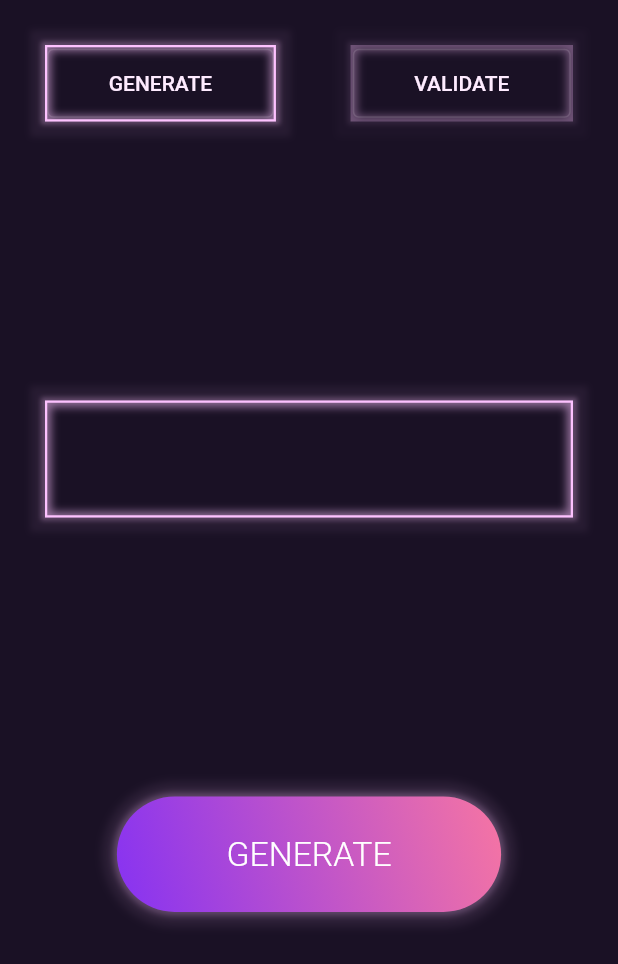
After one commit to ademir2011/flutter_playground, a Flutter app: the CpfGenValPage screen opened directly, on a phone screen of 412 x 824 dp. The commit adds this screen. Shown: the top 964 px of the screen. Run offline on Flutter 3.47's test engine with Material 2 defaults, Android fonts, the phone set to English and light mode, and no system bars; network calls fail.

Commit message:
finalização geração e validação cpf

```diff
--- a/lib/src/pages/playground/mvw/main_mvw.dart
+++ b/lib/src/pages/playground/mvw/main_mvw.dart
@@ -1,5 +1,5 @@
 import 'package:flutter/material.dart';
-import 'package:flutter_playground/src/pages/playground/mvw/src/pages/cpf_validator_page.dart';
+import 'package:flutter_playground/src/pages/playground/mvw/src/pages/cpf_genval_page.dart';
 
 class MainMVW extends StatefulWidget {
   const MainMVW({Key? key}) : super(key: key);
@@ -12,7 +12,8 @@ class _MainMVWState extends State<MainMVW> {
   @override
   Widget build(BuildContext context) {
     return MaterialApp(
-      home: CpfValidatorPage(),
+      debugShowCheckedModeBanner: false,
+      home: CpfGenValPage(),
     );
   }
 }
--- /dev/null
+++ b/lib/src/pages/playground/mvw/src/enum/page_enum.dart
@@ -0,0 +1,4 @@
+enum PageEnum {
+  generate,
+  validate,
+}
--- a/lib/src/pages/playground/mvw/src/models/cpf_model.dart
+++ b/lib/src/pages/playground/mvw/src/models/cpf_model.dart
@@ -1,10 +1,13 @@
+import 'dart:math';
+
 class CpfModel {
-  final String value;
+  String value;
+
   CpfModel({
-    required this.value,
+    this.value = '',
   });
 
-  int _calculateSum(int amountDigitCheck) {
+  int _calculateSum(int amountDigitCheck, String value) {
     amountDigitCheck += 1;
     var sum = 0;
     value.split('').getRange(0, amountDigitCheck - 1).toList().asMap().forEach((key, value) {
@@ -13,14 +16,29 @@ class CpfModel {
     return sum;
   }
 
+  int _getCheckDigitByPosition(int sum) {
+    return (sum * 10) % 11;
+  }
+
   bool _checkDigit(int sum, int digitPosition) {
-    return (sum * 10) % 11 == int.parse(value.split('')[digitPosition]);
+    return _getCheckDigitByPosition(sum) == int.parse(value.split('')[digitPosition]);
   }
 
   bool isValid() {
+    value = value.replaceAll('.', '');
+    value = value.replaceAll('-', '');
+
     if (value.split('').every((element) => element == value.split('')[0])) {
       return false;
     }
-    return _checkDigit(_calculateSum(9), 9) && _checkDigit(_calculateSum(10), 10);
+
+    return _checkDigit(_calculateSum(9, value), 9) && _checkDigit(_calculateSum(10, value), 10);
+  }
+
+  String generate() {
+    final newCpf = List.generate(9, (index) => Random().nextInt(10).toString());
+    newCpf.add(_getCheckDigitByPosition(_calculateSum(9, newCpf.join())).toString());
+    newCpf.add(_getCheckDigitByPosition(_calculateSum(10, newCpf.join())).toString());
+    return newCpf.join();
   }
 }
--- /dev/null
+++ b/lib/src/pages/playground/mvw/src/pages/cpf_genval_page.dart
@@ -0,0 +1,130 @@
+import 'package:flutter/material.dart';
+import 'package:flutter_playground/src/pages/playground/mvw/src/enum/page_enum.dart';
+import 'package:flutter_playground/src/pages/playground/mvw/src/stores/cpfStore.dart';
+import 'package:flutter_playground/src/pages/playground/mvw/src/stores/pageStore.dart';
+import 'package:flutter_playground/src/pages/playground/mvw/src/widgets/button_choose_widget.dart';
+import 'package:flutter_playground/src/pages/playground/mvw/src/widgets/generic_border_widget.dart';
+
+class CpfGenValPage extends StatefulWidget {
+  const CpfGenValPage({Key? key}) : super(key: key);
+
+  @override
+  _CpfGenValPageState createState() => _CpfGenValPageState();
+}
+
+class _CpfGenValPageState extends State<CpfGenValPage> {
+  final cpfStore = CpfStore();
+  final pageStore = PageStore();
+
+  @override
+  void initState() {
+    // TODO: implement initState
+    super.initState();
+    pageStore.addListener(() {
+      cpfStore.inputCpfController.text = '';
+      setState(() {});
+    });
+  }
+
+  @override
+  Widget build(BuildContext context) {
+    return Scaffold(
+      backgroundColor: const Color(0xff1A1125),
+      body: Padding(
+        padding: const EdgeInsets.all(30),
+        child: Column(
+          children: [
+            Row(
+              mainAxisAlignment: MainAxisAlignment.spaceBetween,
+              children: [
+                GenericBorderWidget(
+                    isOff: pageStore.pageEnum != PageEnum.generate,
+                    child: ButtonChooseWidget(
+                      text: 'GENERATE',
+                      onPressed: pageStore.generatedPressed,
+                    )),
+                GenericBorderWidget(
+                  isOff: pageStore.pageEnum != PageEnum.validate,
+                  child: ButtonChooseWidget(
+                    text: 'VALIDATE',
+                    onPressed: pageStore.validatePressed,
+                  ),
+                ),
+              ],
+            ),
+            const Spacer(),
+            GenericBorderWidget(
+              child: TextField(
+                textAlign: TextAlign.center,
+                controller: cpfStore.inputCpfController,
+                decoration: const InputDecoration(
+                  border: OutlineInputBorder(
+                    borderSide: BorderSide.none,
+                  ),
+                ),
+                style: TextStyle(
+                  color: Color(0xffFDC2FF),
+                  fontSize: 30,
+                  shadows: [
+                    BoxShadow(
+                      color: const Color(0xffFDC2FF).withAlpha(65),
+                      blurRadius: 3,
+                      spreadRadius: 2.5,
+                    ),
+                    BoxShadow(
+                      color: const Color(0xffFDC2FF).withAlpha(20),
+                      blurRadius: 4,
+                      spreadRadius: 10,
+                    ),
+                  ],
+                ),
+                keyboardType: TextInputType.number,
+                enabled: pageStore.pageEnum != PageEnum.generate,
+              ),
+            ),
+            const Spacer(),
+            Container(
+              decoration: BoxDecoration(
+                borderRadius: BorderRadius.circular(50),
+                gradient: const LinearGradient(
+                  colors: [Color(0xff8632F2), Color(0xffF675A3)],
+                  begin: Alignment.bottomLeft,
+                  end: Alignment.topRight,
+                ),
+                boxShadow: [
+                  BoxShadow(
+                    color: const Color(0xffFDC2FF).withAlpha(65),
+                    blurRadius: 3,
+                    spreadRadius: 2.5,
+                  ),
+                  BoxShadow(
+                    color: const Color(0xffFDC2FF).withAlpha(20),
+                    blurRadius: 4,
+                    spreadRadius: 10,
+                  ),
+                ],
+              ),
+              child: TextButton(
+                child: Padding(
+                  padding: const EdgeInsets.symmetric(horizontal: 65, vertical: 17.5),
+                  child: Text(
+                    pageStore.pageEnum == PageEnum.validate ? 'VALIDATE' : 'GENERATE',
+                    style: const TextStyle(
+                      fontSize: 22.5,
+                      color: Colors.white,
+                      fontWeight: FontWeight.w300,
+                    ),
+                  ),
+                ),
+                onPressed: () {
+                  cpfStore.actionPressButton(pageType: pageStore.pageEnum);
+                },
+              ),
+            ),
+            const Spacer(),
+          ],
+        ),
+      ),
+    );
+  }
+}
--- a/lib/src/pages/playground/mvw/src/pages/cpf_validator_page.dart
+++ /dev/null
@@ -1,17 +0,0 @@
-import 'package:flutter/material.dart';
-
-class CpfValidatorPage extends StatefulWidget {
-  const CpfValidatorPage({Key? key}) : super(key: key);
-
-  @override
-  _CpfValidatorPageState createState() => _CpfValidatorPageState();
-}
-
-class _CpfValidatorPageState extends State<CpfValidatorPage> {
-  @override
-  Widget build(BuildContext context) {
-    return Container(
-      child: Text('au'),
-    );
-  }
-}
--- /dev/null
+++ b/lib/src/pages/playground/mvw/src/stores/cpfStore.dart
@@ -0,0 +1,24 @@
+import 'package:flutter/cupertino.dart';
+import 'package:flutter_playground/src/pages/playground/mvw/src/enum/page_enum.dart';
+import 'package:flutter_playground/src/pages/playground/mvw/src/models/cpf_model.dart';
+
+class CpfStore {
+  final inputCpfController = TextEditingController();
+
+  final CpfModel cpfModel = CpfModel();
+  bool isValid = false;
+
+  String _fommatedCpf(String valueNoFormmated) {
+    final valueNFList = valueNoFormmated.split('');
+    return '${valueNFList.getRange(0, 3).join()}.${valueNFList.getRange(3, 6).join()}.${valueNFList.getRange(6, 9).join()}-${valueNFList.getRange(9, 11).join()}';
+  }
+
+  void actionPressButton({required PageEnum pageType}) {
+    if (pageType == PageEnum.generate) {
+      inputCpfController.text = _fommatedCpf(cpfModel.generate());
+    } else if (pageType == PageEnum.validate) {
+      cpfModel.value = inputCpfController.text;
+      inputCpfController.text = cpfModel.isValid() ? 'CPF VÁLIDO' : 'CPF INVÁLIDO';
+    }
+  }
+}
--- /dev/null
+++ b/lib/src/pages/playground/mvw/src/stores/pageStore.dart
@@ -0,0 +1,18 @@
+import 'package:flutter/material.dart';
+import 'package:flutter_playground/src/pages/playground/mvw/src/enum/page_enum.dart';
+
+class PageStore extends ChangeNotifier {
+  PageEnum _pageEnum = PageEnum.generate;
+
+  PageEnum get pageEnum => _pageEnum;
+
+  void generatedPressed() {
+    _pageEnum = PageEnum.generate;
+    notifyListeners();
+  }
+
+  void validatePressed() {
+    _pageEnum = PageEnum.validate;
+    notifyListeners();
+  }
+}
--- /dev/null
+++ b/lib/src/pages/playground/mvw/src/widgets/button_choose_widget.dart
@@ -0,0 +1,28 @@
+import 'package:flutter/material.dart';
+
+class ButtonChooseWidget extends StatelessWidget {
+  final void Function() onPressed;
+  const ButtonChooseWidget({
+    Key? key,
+    required this.text,
+    required this.onPressed,
+  }) : super(key: key);
+
+  final String text;
+
+  @override
+  Widget build(BuildContext context) {
+    return OutlinedButton(
+      onPressed: onPressed,
+      child: Padding(
+        padding: const EdgeInsets.symmetric(horizontal: 25, vertical: 15),
+        child: Text(
+          text,
+          style: const TextStyle(
+            color: Color(0xffFEEBFF),
+          ),
+        ),
+      ),
+    );
+  }
+}
--- /dev/null
+++ b/lib/src/pages/playground/mvw/src/widgets/generic_border_widget.dart
@@ -0,0 +1,44 @@
+import 'package:flutter/material.dart';
+
+class GenericBorderWidget extends StatelessWidget {
+  final Widget child;
+  final bool isOff;
+  const GenericBorderWidget({
+    Key? key,
+    this.isOff = false,
+    required this.child,
+  }) : super(key: key);
+
+  @override
+  Widget build(BuildContext context) {
+    return Container(
+      decoration: BoxDecoration(
+        boxShadow: [
+          BoxShadow(
+            color: const Color(0xffFDC2FF).withAlpha(isOff ? 25 : 75),
+            blurRadius: 2,
+            spreadRadius: 2.5,
+          ),
+          BoxShadow(
+            color: const Color(0xffFDC2FF).withAlpha(isOff ? 5 : 15),
+            blurRadius: 3,
+            spreadRadius: 10,
+          ),
+          BoxShadow(
+            color: const Color(0xffFDC2FF).withAlpha(75),
+          ),
+          const BoxShadow(
+            color: Color(0xff1A1125),
+            blurRadius: 4,
+            spreadRadius: -4,
+          ),
+        ],
+        border: Border.all(
+          width: 1.5,
+          color: const Color(0xffFDC2FF).withAlpha(isOff ? 0 : 255),
+        ),
+      ),
+      child: child,
+    );
+  }
+}
```
Also changed, not shown: 1 other file.
